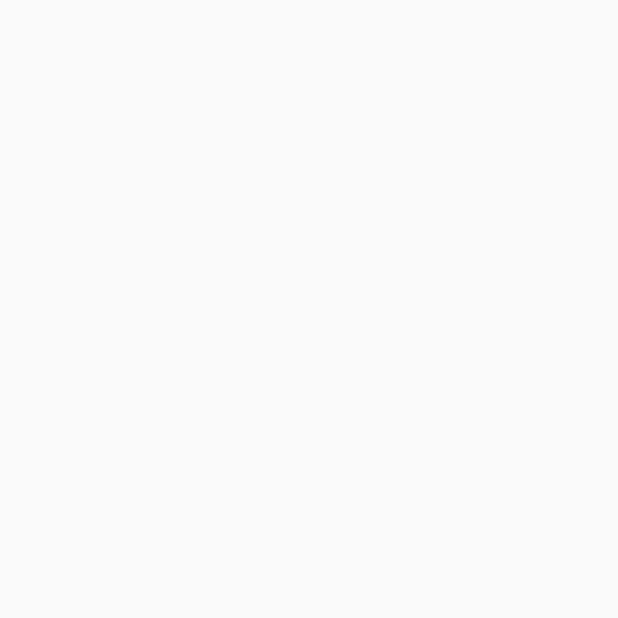
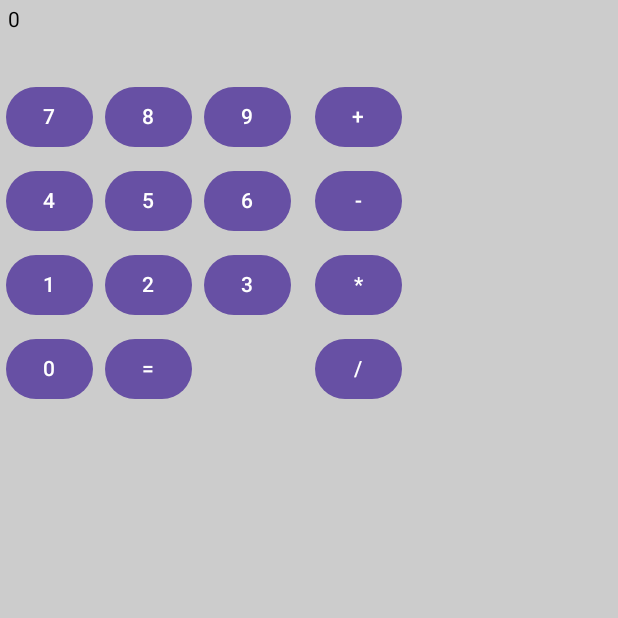
Before and after one commit to saurabdahal/CalculatorUI, an Android app built with Jetpack Compose: the screen it shows after launch (MainActivity), on a phone screen of 412 x 824 dp, the top half of it. Before the commit the part shown is empty. Run offline under Robolectric (Android 15) with nearby library versions, the phone set to English and light mode, and no system bars.

Commit message:
feat: modified calc view to add rows and columns

```diff
--- a/app/src/main/java/com/example/calculatorui/MainActivity.kt
+++ b/app/src/main/java/com/example/calculatorui/MainActivity.kt
@@ -4,6 +4,8 @@ import android.os.Bundle
 import androidx.activity.ComponentActivity
 import androidx.activity.compose.setContent
 import androidx.activity.enableEdgeToEdge
+import androidx.compose.foundation.background
+import androidx.compose.foundation.layout.Column
 import androidx.compose.foundation.layout.Row
 import androidx.compose.foundation.layout.fillMaxSize
 import androidx.compose.foundation.layout.fillMaxWidth
@@ -15,8 +17,10 @@ import androidx.compose.material3.Text
 import androidx.compose.runtime.Composable
 import androidx.compose.runtime.MutableState
 import androidx.compose.runtime.derivedStateOf
+import androidx.compose.runtime.mutableStateOf
 import androidx.compose.runtime.remember
 import androidx.compose.ui.Modifier
+import androidx.compose.ui.graphics.Color
 import androidx.compose.ui.tooling.preview.Preview
 import androidx.compose.ui.unit.dp
 import com.example.calculatorui.ui.theme.CalculatorUITheme
@@ -25,14 +29,39 @@ class MainActivity : ComponentActivity() {
     override fun onCreate(savedInstanceState: Bundle?) {
         super.onCreate(savedInstanceState)
         setContent {
-
+CalcView()
         }
     }
 }
 
 @Composable
 fun CalcView(){
+    val displayText = remember { mutableStateOf("0") }
+    Column(
+        modifier = Modifier
+            .fillMaxSize()
+            .background(color = Color.LightGray)
+    ) {
+        CalcDisplay(display = displayText)
 
+        Row {
+            Column(modifier = Modifier.weight(1f)) {
+                for (i in 7 downTo 1 step 3) {
+                    CalcRow(display = displayText, startNum = i, numButtons = 3)
+                }
+                Row {
+                    CalcNumericButton(number = 0, display = displayText)
+                    CalcEqualsButton(display = displayText)
+                }
+            }
+            Column(modifier = Modifier.weight(1f)) {
+                CalcOperationButton(operation = "+", display = displayText)
+                CalcOperationButton(operation = "-", display = displayText)
+                CalcOperationButton(operation = "*", display = displayText)
+                CalcOperationButton(operation = "/", display = displayText)
+            }
+        }
+    }
 }
 
 @Composable
```
